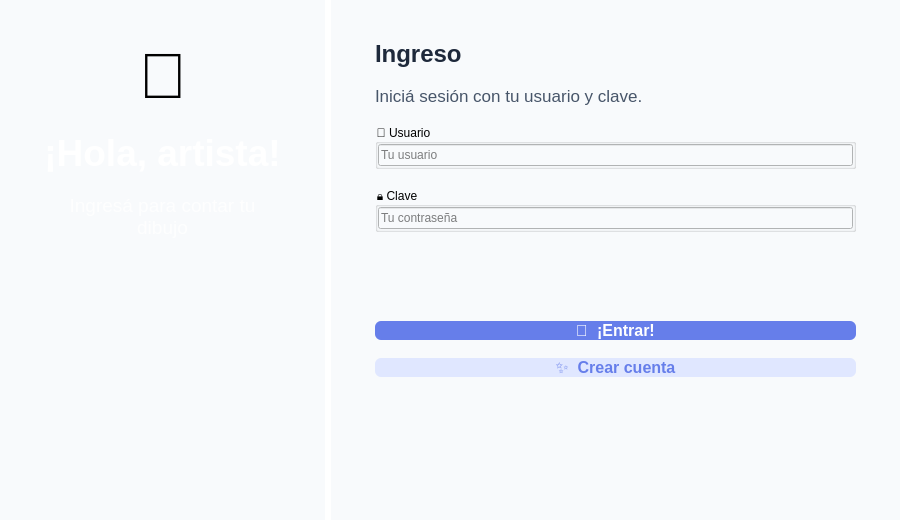
Above: frontend-qt/forms/loginwindow.ui from tomialvarez85/Analizador-de-imagenes before the change. Below: the same form after it.
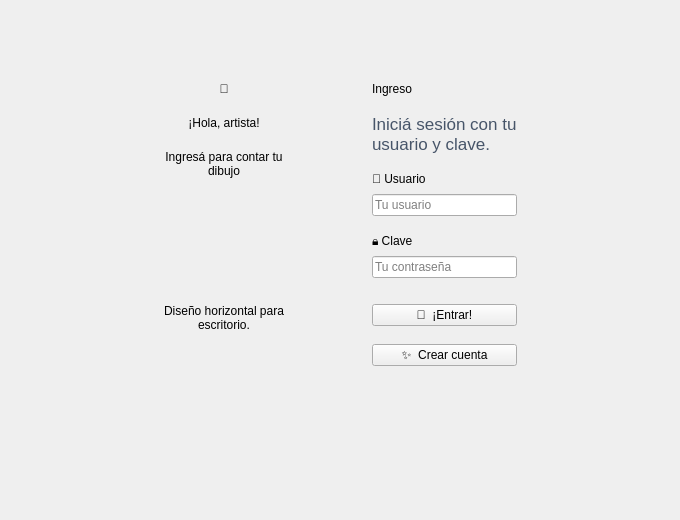
That is the form after the change.

Diff of the .ui file:
```diff
--- a/frontend-qt/forms/loginwindow.ui
+++ b/frontend-qt/forms/loginwindow.ui
@@ -6,7 +6,7 @@
    <rect>
     <x>0</x>
     <y>0</y>
-    <width>900</width>
+    <width>680</width>
     <height>520</height>
    </rect>
   </property>
@@ -19,10 +19,7 @@
   <property name="windowTitle">
    <string>Analizador de Imágenes - Ingresar</string>
   </property>
-  <property name="styleSheet">
-   <string>QWidget { background-color: #f8fafc; }</string>
-  </property>
-  <layout class="QVBoxLayout" name="mainLayout">
+  <layout class="QVBoxLayout" name="windowLayout">
    <property name="leftMargin">
     <number>0</number>
    </property>
@@ -36,14 +33,78 @@
     <number>0</number>
    </property>
    <item>
-    <widget class="QWidget" name="containerWidget" native="true">
-     <property name="styleSheet">
-      <string>QWidget#containerWidget { background-color: #ffffff; border-radius: 12px; }</string>
+    <widget class="QWidget" name="appRoot" native="true">
+     <property name="objectName">
+      <string>appRoot</string>
      </property>
-     <layout class="QHBoxLayout" name="containerLayout">
+     <layout class="QVBoxLayout" name="outerLayout">
       <property name="leftMargin">
+       <number>32</number>
+      </property>
+      <property name="topMargin">
+       <number>32</number>
+      </property>
+      <property name="rightMargin">
+       <number>32</number>
+      </property>
+      <property name="bottomMargin">
+       <number>32</number>
+      </property>
+      <property name="spacing">
        <number>0</number>
       </property>
+      <item>
+       <spacer name="verticalSpacer_top">
+        <property name="orientation">
+         <enum>Qt::Vertical</enum>
+        </property>
+        <property name="sizeType">
+         <enum>QSizePolicy::Expanding</enum>
+        </property>
+        <property name="sizeHint" stdset="0">
+         <size>
+          <width>20</width>
+          <height>40</height>
+         </size>
+        </property>
+       </spacer>
+      </item>
+      <item>
+       <layout class="QHBoxLayout" name="centerRow">
+        <property name="spacing">
+         <number>0</number>
+        </property>
+        <item>
+         <spacer name="horizontalSpacer_left">
+          <property name="orientation">
+           <enum>Qt::Horizontal</enum>
+          </property>
+          <property name="sizeType">
+           <enum>QSizePolicy::Expanding</enum>
+          </property>
+          <property name="sizeHint" stdset="0">
+           <size>
+            <width>40</width>
+            <height>20</height>
+           </size>
+          </property>
+         </spacer>
+        </item>
+        <item>
+         <widget class="QFrame" name="cardPanel" native="true">
+          <property name="minimumWidth">
+           <number>560</number>
+          </property>
+          <property name="maximumWidth">
+           <number>860</number>
+          </property>
+          <property name="objectName">
+           <string>cardPanel</string>
+          </property>
+          <layout class="QHBoxLayout" name="cardLayout">
+           <property name="leftMargin">
+            <number>0</number>
+           </property>
       <property name="topMargin">
        <number>0</number>
       </property>
@@ -53,13 +114,19 @@
       <property name="bottomMargin">
        <number>0</number>
       </property>
+           <property name="spacing">
+            <number>0</number>
+           </property>
       <item>
        <widget class="QWidget" name="heroPanel" native="true">
         <property name="minimumWidth">
-         <number>400</number>
-        </property>
-        <property name="styleSheet">
-         <string>QWidget#heroPanel { background: linear-gradient(135deg, #667eea 0%, #764ba2 100%); border-radius: 12px 0px 0px 12px; }</string>
+              <number>360</number>
+             </property>
+             <property name="maximumWidth">
+              <number>360</number>
+             </property>
+             <property name="objectName">
+              <string>heroPanel</string>
         </property>
         <layout class="QVBoxLayout" name="heroPanelLayout">
          <property name="leftMargin">
@@ -78,33 +145,36 @@
           <number>20</number>
          </property>
          <item>
-          <widget class="QLabel" name="heroEmoji">
+               <widget class="QLabel" name="emojiLabel_hero">
            <property name="text">
             <string>🎨</string>
            </property>
            <property name="alignment">
             <set>Qt::AlignCenter</set>
            </property>
-           <property name="styleSheet">
-            <string>font-size: 64px;</string>
+                <property name="objectName">
+                 <string>emojiLabel</string>
            </property>
           </widget>
          </item>
          <item>
-          <widget class="QLabel" name="heroTitle">
+               <widget class="QLabel" name="titleLabel_hero">
            <property name="text">
             <string>¡Hola, artista!</string>
            </property>
            <property name="alignment">
             <set>Qt::AlignCenter</set>
            </property>
-           <property name="styleSheet">
-            <string>color: #ffffff; font-size: 28pt; font-weight: bold;</string>
+                <property name="wordWrap">
+                 <bool>true</bool>
+                </property>
+                <property name="objectName">
+                 <string>titleLabel</string>
            </property>
           </widget>
          </item>
          <item>
-          <widget class="QLabel" name="heroSubtitle">
+               <widget class="QLabel" name="subtitleLabel_hero1">
            <property name="text">
             <string>Ingresá para contar tu dibujo</string>
            </property>
@@ -114,13 +184,42 @@
            <property name="wordWrap">
             <bool>true</bool>
            </property>
-           <property name="styleSheet">
-            <string>color: rgba(255, 255, 255, 0.8); font-size: 14pt;</string>
+                <property name="objectName">
+                 <string>subtitleLabel</string>
            </property>
           </widget>
          </item>
          <item>
-          <spacer name="verticalSpacer1">
+               <spacer name="verticalSpacer_hero1">
+                <property name="orientation">
+                 <enum>Qt::Vertical</enum>
+                </property>
+                <property name="sizeHint" stdset="0">
+                 <size>
+                  <width>20</width>
+                  <height>12</height>
+                 </size>
+                </property>
+               </spacer>
+              </item>
+              <item>
+               <widget class="QLabel" name="subtitleLabel_hero2">
+                <property name="text">
+                 <string>Diseño horizontal para escritorio.</string>
+                </property>
+                <property name="alignment">
+                 <set>Qt::AlignCenter</set>
+                </property>
+                <property name="wordWrap">
+                 <bool>true</bool>
+                </property>
+                <property name="objectName">
+                 <string>subtitleLabel</string>
+                </property>
+               </widget>
+              </item>
+              <item>
+               <spacer name="verticalSpacer_hero_end">
            <property name="orientation">
             <enum>Qt::Vertical</enum>
            </property>
@@ -140,9 +239,6 @@
       </item>
       <item>
        <widget class="QWidget" name="formPanel" native="true">
-        <property name="minimumWidth">
-         <number>380</number>
-        </property>
         <layout class="QVBoxLayout" name="formPanelLayout">
          <property name="leftMargin">
           <number>44</number>
@@ -164,8 +260,8 @@
            <property name="text">
             <string>Ingreso</string>
            </property>
-           <property name="styleSheet">
-            <string>color: #1e293b; font-size: 18pt; font-weight: bold;</string>
+                <property name="objectName">
+                 <string>sectionLabel</string>
            </property>
           </widget>
          </item>
@@ -183,10 +279,7 @@
           </widget>
          </item>
          <item>
-          <widget class="QGroupBox" name="usernameGroup">
-           <property name="title">
-            <string>👤 Usuario</string>
-           </property>
+               <widget class="QWidget" name="usernameGroup" native="true">
            <layout class="QVBoxLayout" name="usernameGroupLayout">
             <property name="leftMargin">
              <number>0</number>
@@ -200,8 +293,24 @@
             <property name="bottomMargin">
              <number>0</number>
             </property>
+                 <property name="spacing">
+                  <number>8</number>
+                 </property>
+                 <item>
+                  <widget class="QLabel" name="usernameFieldLabel">
+                   <property name="text">
+                    <string>👤 Usuario</string>
+                   </property>
+                   <property name="objectName">
+                    <string>formLabel</string>
+                   </property>
+                  </widget>
+                 </item>
             <item>
              <widget class="QLineEdit" name="usernameEdit">
+                   <property name="minimumHeight">
+                    <number>48</number>
+                   </property>
               <property name="placeholderText">
                <string>Tu usuario</string>
               </property>
@@ -211,10 +320,7 @@
           </widget>
          </item>
          <item>
-          <widget class="QGroupBox" name="passwordGroup">
-           <property name="title">
-            <string>🔒 Clave</string>
-           </property>
+               <widget class="QWidget" name="passwordGroup" native="true">
            <layout class="QVBoxLayout" name="passwordGroupLayout">
             <property name="leftMargin">
              <number>0</number>
@@ -228,8 +334,24 @@
             <property name="bottomMargin">
              <number>0</number>
             </property>
+                 <property name="spacing">
+                  <number>8</number>
+                 </property>
+                 <item>
+                  <widget class="QLabel" name="passwordFieldLabel">
+                   <property name="text">
+                    <string>🔒 Clave</string>
+                   </property>
+                   <property name="objectName">
+                    <string>formLabel</string>
+                   </property>
+                  </widget>
+                 </item>
             <item>
              <widget class="QLineEdit" name="passwordEdit">
+                   <property name="minimumHeight">
+                    <number>48</number>
+                   </property>
               <property name="placeholderText">
                <string>Tu contraseña</string>
               </property>
@@ -242,7 +364,7 @@
           </widget>
          </item>
          <item>
-          <spacer name="verticalSpacer2">
+               <spacer name="verticalSpacer_form">
            <property name="orientation">
             <enum>Qt::Vertical</enum>
            </property>
@@ -257,30 +379,29 @@
          <item>
           <widget class="QPushButton" name="ingresarButton">
            <property name="minimumHeight">
-            <number>44</number>
+                 <number>54</number>
+                </property>
+                <property name="maximumHeight">
+                 <number>58</number>
            </property>
            <property name="text">
             <string>🚀  ¡Entrar!</string>
            </property>
-           <property name="styleSheet">
-            <string>QPushButton { background-color: #667eea; color: white; border-radius: 6px; font-size: 12pt; font-weight: bold; }
-QPushButton:hover { background-color: #5568d3; }
-QPushButton:pressed { background-color: #4854c2; }</string>
-           </property>
           </widget>
          </item>
          <item>
           <widget class="QPushButton" name="registrarseButton">
            <property name="minimumHeight">
-            <number>44</number>
+                 <number>54</number>
+                </property>
+                <property name="maximumHeight">
+                 <number>58</number>
            </property>
            <property name="text">
             <string>✨  Crear cuenta</string>
            </property>
-           <property name="styleSheet">
-            <string>QPushButton { background-color: #e0e7ff; color: #667eea; border-radius: 6px; font-size: 12pt; font-weight: bold; }
-QPushButton:hover { background-color: #ddd6fe; }
-QPushButton:pressed { background-color: #c7d2fe; }</string>
+                <property name="objectName">
+                 <string>secondaryButton</string>
            </property>
           </widget>
          </item>
@@ -295,10 +416,13 @@
            <property name="wordWrap">
             <bool>true</bool>
            </property>
+                <property name="objectName">
+                 <string>statusLabel</string>
+                </property>
           </widget>
          </item>
          <item>
-          <spacer name="verticalSpacer3">
+               <spacer name="verticalSpacer_form_end">
            <property name="orientation">
             <enum>Qt::Vertical</enum>
            </property>
@@ -315,6 +439,43 @@
          </item>
         </layout>
        </widget>
+           </item>
+          </layout>
+         </widget>
+        </item>
+        <item>
+         <spacer name="horizontalSpacer_right">
+          <property name="orientation">
+           <enum>Qt::Horizontal</enum>
+          </property>
+          <property name="sizeType">
+           <enum>QSizePolicy::Expanding</enum>
+          </property>
+          <property name="sizeHint" stdset="0">
+           <size>
+            <width>40</width>
+            <height>20</height>
+           </size>
+          </property>
+         </spacer>
+        </item>
+       </layout>
+      </item>
+      <item>
+       <spacer name="verticalSpacer_bottom">
+        <property name="orientation">
+         <enum>Qt::Vertical</enum>
+        </property>
+        <property name="sizeType">
+         <enum>QSizePolicy::Expanding</enum>
+        </property>
+        <property name="sizeHint" stdset="0">
+         <size>
+          <width>20</width>
+          <height>40</height>
+         </size>
+        </property>
+       </spacer>
       </item>
      </layout>
     </widget>
```
Lines whose indentation alone changed are shown as unchanged.
